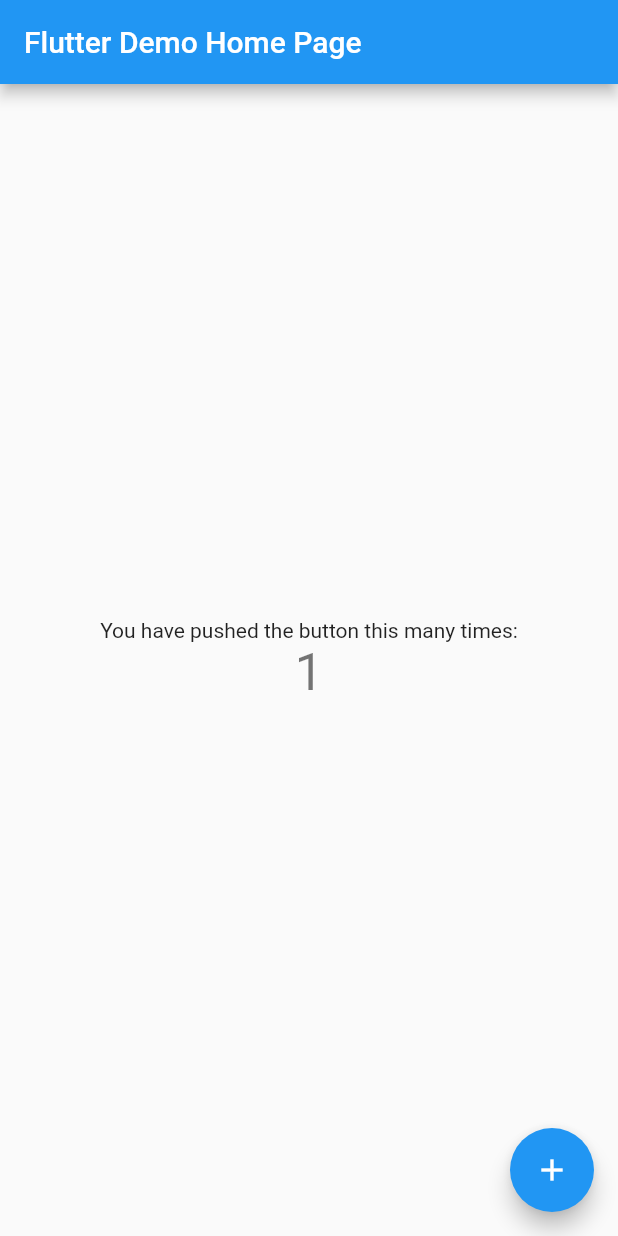
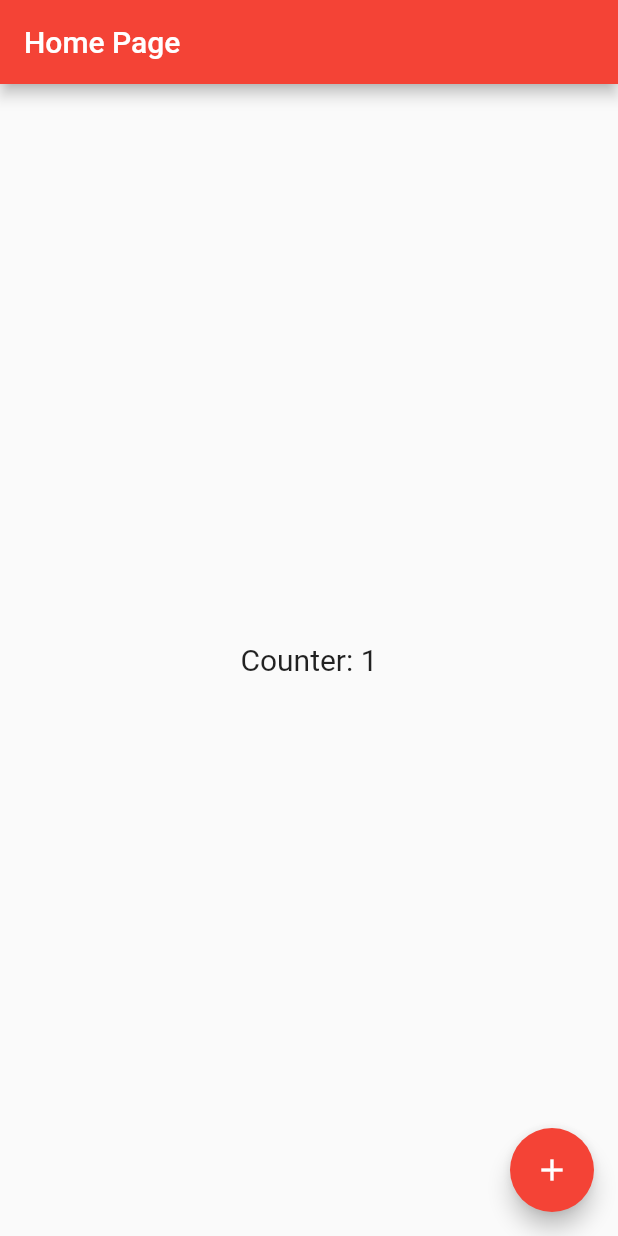
Before and after one commit to mateus-araujo/flutter-course, a Flutter app: the screen it shows after launch, after a tap on the "add" icon, on a phone screen of 412 x 824 dp. Run offline on Flutter 3.47's test engine with Material 2 defaults, Android fonts, the phone set to English and light mode, and no system bars.

Commit message:
feat(counter): simple home page with scaffold and counter

```diff
--- /dev/null
+++ b/lib/app_widget.dart
@@ -0,0 +1,13 @@
+import 'package:flutter/material.dart';
+
+import 'home_page.dart';
+
+class AppWidget extends StatelessWidget {
+  @override
+  Widget build(BuildContext context) {
+    return MaterialApp(
+      theme: ThemeData(primarySwatch: Colors.red),
+      home: HomePage(),
+    );
+  }
+}
--- /dev/null
+++ b/lib/home_page.dart
@@ -0,0 +1,40 @@
+import 'package:flutter/material.dart';
+
+class HomePage extends StatefulWidget {
+  @override
+  _HomePageState createState() => _HomePageState();
+}
+
+class _HomePageState extends State<HomePage> {
+  int counter = 0;
+
+  @override
+  Widget build(BuildContext context) {
+    return Scaffold(
+      appBar: AppBar(
+        title: Text('Home Page'),
+      ),
+      body: Center(
+        child: GestureDetector(
+          child: Text(
+            'Counter: $counter',
+            style: TextStyle(fontSize: 20),
+          ),
+          onTap: () {
+            setState(() {
+              counter++;
+            });
+          },
+        ),
+      ),
+      floatingActionButton: FloatingActionButton(
+        child: Icon(Icons.add),
+        onPressed: () {
+          setState(() {
+            counter++;
+          });
+        },
+      ),
+    );
+  }
+}
--- a/lib/main.dart
+++ b/lib/main.dart
@@ -1,113 +1,6 @@
 import 'package:flutter/material.dart';
+import 'package:flutter_course/app_widget.dart';
 
-void main() {
-  runApp(MyApp());
+main() {
+  runApp(AppWidget());
 }
-
-class MyApp extends StatelessWidget {
-  // This widget is the root of your application.
-  @override
-  Widget build(BuildContext context) {
-    return MaterialApp(
-      title: 'Flutter Demo',
-      theme: ThemeData(
-        // This is the theme of your application.
-        //
-        // Try running your application with "flutter run". You'll see the
-        // application has a blue toolbar. Then, without quitting the app, try
-        // changing the primarySwatch below to Colors.green and then invoke
-        // "hot reload" (press "r" in the console where you ran "flutter run",
-        // or simply save your changes to "hot reload" in a Flutter IDE).
-        // Notice that the counter didn't reset back to zero; the application
-        // is not restarted.
-        primarySwatch: Colors.blue,
-      ),
-      home: MyHomePage(title: 'Flutter Demo Home Page'),
-    );
-  }
-}
-
-class MyHomePage extends StatefulWidget {
-  MyHomePage({Key? key, this.title}) : super(key: key);
-
-  // This widget is the home page of your application. It is stateful, meaning
-  // that it has a State object (defined below) that contains fields that affect
-  // how it looks.
-
-  // This class is the configuration for the state. It holds the values (in this
-  // case the title) provided by the parent (in this case the App widget) and
-  // used by the build method of the State. Fields in a Widget subclass are
-  // always marked "final".
-
-  final String? title;
-
-  @override
-  _MyHomePageState createState() => _MyHomePageState();
-}
-
-class _MyHomePageState extends State<MyHomePage> {
-  int _counter = 0;
-
-  void _incrementCounter() {
-    setState(() {
-      // This call to setState tells the Flutter framework that something has
-      // changed in this State, which causes it to rerun the build method below
-      // so that the display can reflect the updated values. If we changed
-      // _counter without calling setState(), then the build method would not be
-      // called again, and so nothing would appear to happen.
-      _counter++;
-    });
-  }
-
-  @override
-  Widget build(BuildContext context) {
-    // This method is rerun every time setState is called, for instance as done
-    // by the _incrementCounter method above.
-    //
-    // The Flutter framework has been optimized to make rerunning build methods
-    // fast, so that you can just rebuild anything that needs updating rather
-    // than having to individually change instances of widgets.
-    return Scaffold(
-      appBar: AppBar(
-        // Here we take the value from the MyHomePage object that was created by
-        // the App.build method, and use it to set our appbar title.
-        title: Text(widget.title!),
-      ),
-      body: Center(
-        // Center is a layout widget. It takes a single child and positions it
-        // in the middle of the parent.
-        child: Column(
-          // Column is also a layout widget. It takes a list of children and
-          // arranges them vertically. By default, it sizes itself to fit its
-          // children horizontally, and tries to be as tall as its parent.
-          //
-          // Invoke "debug painting" (press "p" in the console, choose the
-          // "Toggle Debug Paint" action from the Flutter Inspector in Android
-          // Studio, or the "Toggle Debug Paint" command in Visual Studio Code)
-          // to see the wireframe for each widget.
-          //
-          // Column has various properties to control how it sizes itself and
-          // how it positions its children. Here we use mainAxisAlignment to
-          // center the children vertically; the main axis here is the vertical
-          // axis because Columns are vertical (the cross axis would be
-          // horizontal).
-          mainAxisAlignment: MainAxisAlignment.center,
-          children: <Widget>[
-            Text(
-              'You have pushed the button this many times:',
-            ),
-            Text(
-              '$_counter',
-              style: Theme.of(context).textTheme.headline4,
-            ),
-          ],
-        ),
-      ),
-      floatingActionButton: FloatingActionButton(
-        onPressed: _incrementCounter,
-        tooltip: 'Increment',
-        child: Icon(Icons.add),
-      ), // This trailing comma makes auto-formatting nicer for build methods.
-    );
-  }
-}
```
Also changed, not shown: 1 other file.
